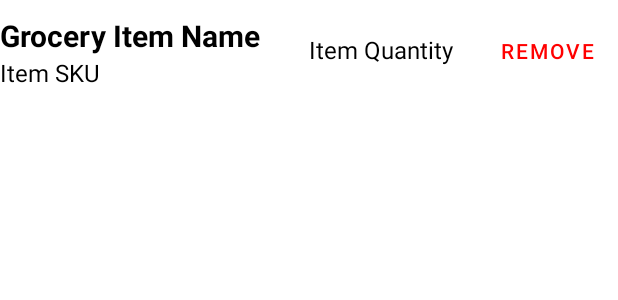
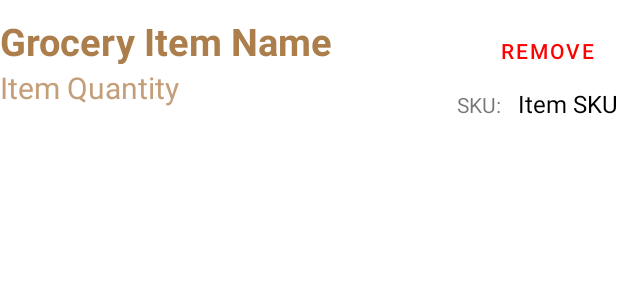
Before and after one commit to emilyathomas/MyPantry-Mobile-App, an Android app: the layout grocery_item.xml on its own in the app's theme, with its tools: preview values and no code run, on a phone screen of 412 x 824 dp. Shown: the top 300 px of the screen. Run offline under Robolectric (Android 15) with nearby library versions, the phone set to English and light mode, and no system bars.

Commit message:
Grocery creation & some of Pantry

```diff
--- a/app/src/main/res/layout/add_grocery_item.xml
+++ b/app/src/main/res/layout/add_grocery_item.xml
@@ -23,7 +23,8 @@
             android:layout_width="wrap_content"
             android:layout_height="wrap_content"
             android:contentDescription="close"
-            app:icon="@android:drawable/ic_menu_close_clear_cancel" />
+            android:text="X"
+            android:textSize="20dp" />
     </LinearLayout>
 
     <Space
--- a/app/src/main/res/layout/add_pantry_item.xml
+++ b/app/src/main/res/layout/add_pantry_item.xml
@@ -23,7 +23,8 @@
             android:layout_width="wrap_content"
             android:layout_height="wrap_content"
             android:contentDescription="close"
-            app:icon="@android:drawable/ic_menu_close_clear_cancel" />
+            android:text="X"
+            android:textSize="20dp" />
     </LinearLayout>
 
     <Space
--- a/app/src/main/res/layout/grocery_item.xml
+++ b/app/src/main/res/layout/grocery_item.xml
@@ -1,6 +1,6 @@
 <?xml version="1.0" encoding="utf-8"?>
 <LinearLayout xmlns:android="http://schemas.android.com/apk/res/android"
-    android:id="@+id/InboxItem"
+    android:id="@+id/groceryItem"
     android:layout_width="match_parent"
     android:layout_height="wrap_content"
     android:orientation="vertical"
@@ -14,29 +14,35 @@
         android:orientation="horizontal">
 
         <LinearLayout
-            android:layout_width="match_parent"
+            android:layout_width="510dp"
             android:layout_height="match_parent"
             android:layout_weight="1"
             android:orientation="vertical">
 
             <TextView
                 android:id="@+id/groceryItemName"
-                android:layout_width="wrap_content"
+                android:layout_width="match_parent"
+                android:layout_height="wrap_content"
+                android:text="Grocery Item Name"
+                android:textColor="@color/purple_700"
+                android:textSize="25sp"
+                android:textStyle="bold" />
+
+            <LinearLayout
+                android:layout_width="match_parent"
                 android:layout_height="wrap_content"
                 android:layout_weight="1"
-                android:text="Grocery Item Name"
-                android:textColor="#000000"
-                android:textSize="20sp"
-                android:textStyle="bold" />
+                android:orientation="horizontal">
 
-            <TextView
-                android:id="@+id/itemSKU"
-                android:layout_width="wrap_content"
-                android:layout_height="wrap_content"
-                android:layout_weight="1"
-                android:text="Item SKU"
-                android:textColor="#000000"
-                android:textSize="16sp" />
+                <TextView
+                    android:id="@+id/itemQuantity"
+                    android:layout_width="wrap_content"
+                    android:layout_height="wrap_content"
+                    android:layout_weight="1"
+                    android:text="Item Quantity"
+                    android:textColor="@color/purple_500"
+                    android:textSize="20sp" />
+            </LinearLayout>
 
         </LinearLayout>
 
@@ -44,24 +50,41 @@
             android:layout_width="match_parent"
             android:layout_height="match_parent"
             android:layout_weight="1"
-            android:orientation="horizontal">
-
-            <TextView
-                android:id="@+id/itemQuantity"
-                android:layout_width="wrap_content"
-                android:layout_height="wrap_content"
-                android:layout_weight="1"
-                android:text="Item Quantity"
-                android:textColor="#000000"
-                android:textSize="16sp" />
+            android:orientation="vertical">
 
             <Button
                 android:id="@+id/itemRemoval"
                 android:layout_width="wrap_content"
                 android:layout_height="wrap_content"
+                android:layout_gravity="right"
                 android:background="@android:color/transparent"
                 android:text="Remove"
                 android:textColor="#FF0000" />
+
+            <LinearLayout
+                android:layout_width="match_parent"
+                android:layout_height="match_parent"
+                android:orientation="horizontal">
+
+                <TextView
+                    android:id="@+id/textView2"
+                    android:layout_width="match_parent"
+                    android:layout_height="wrap_content"
+                    android:layout_weight="1"
+                    android:gravity="right"
+                    android:text="@string/sku" />
+
+                <TextView
+                    android:id="@+id/itemSKU"
+                    android:layout_width="match_parent"
+                    android:layout_height="wrap_content"
+                    android:layout_weight="1"
+                    android:gravity="right"
+                    android:text="Item SKU"
+                    android:textColor="#000000"
+                    android:textSize="16sp" />
+            </LinearLayout>
+
         </LinearLayout>
 
     </LinearLayout>
--- a/app/src/main/res/layout/meal_recommendations.xml
+++ b/app/src/main/res/layout/meal_recommendations.xml
@@ -28,7 +28,9 @@
             android:layout_width="wrap_content"
             android:layout_height="wrap_content"
             android:contentDescription="close"
-            app:icon="@android:drawable/ic_menu_close_clear_cancel" />
+            android:text="X"
+            android:textSize="20dp"
+            app:iconGravity="textStart" />
     </LinearLayout>
 
     <Space
--- a/app/src/main/res/layout/sort_by.xml
+++ b/app/src/main/res/layout/sort_by.xml
@@ -23,7 +23,8 @@
             android:layout_width="wrap_content"
             android:layout_height="wrap_content"
             android:contentDescription="close"
-            app:icon="@android:drawable/ic_menu_close_clear_cancel" />
+            android:text="X"
+            android:textSize="20dp" />
     </LinearLayout>
 
     <Space
--- a/app/src/main/res/values/colors.xml
+++ b/app/src/main/res/values/colors.xml
@@ -1,10 +1,10 @@
 <?xml version="1.0" encoding="utf-8"?>
 <resources>
-    <color name="purple_200">#FFBB86FC</color>
-    <color name="purple_500">#FF6200EE</color>
-    <color name="purple_700">#FF3700B3</color>
-    <color name="teal_200">#FF03DAC5</color>
-    <color name="teal_700">#FF018786</color>
+    <color name="purple_200">#DABC94</color>
+    <color name="purple_500">#C49E78</color>
+    <color name="purple_700">#AB7E4C</color>
+    <color name="teal_200">#CE7F83</color>
+    <color name="teal_700">#C05A60</color>
     <color name="black">#FF000000</color>
     <color name="white">#FFFFFFFF</color>
 </resources>
```
Also changed, not shown: app/src/main/java/com/example/mypantry/GroceryActivity.java (+44 -1 lines), app/src/main/java/com/example/mypantry/GroceryAdapterListBasic.java (added, +70 -0 lines), app/src/main/java/com/example/mypantry/MainActivity.java (+52 -1 lines), app/src/main/java/com/example/mypantry/PantryAdapterListBasic.java (added, +74 -0 lines), app/src/main/java/com/example/mypantry/addGrocery.java (+29 -4 lines), app/src/main/java/com/example/mypantry/addPantry.java (+48 -9 lines), app/src/main/java/com/example/mypantry/model/GroceryItem.java (added, +25 -0 lines), app/src/main/java/com/example/mypantry/model/PantryItem.java (added, +40 -0 lines), app/src/main/res/layout/pantry_item.xml (+34 -27 lines).
